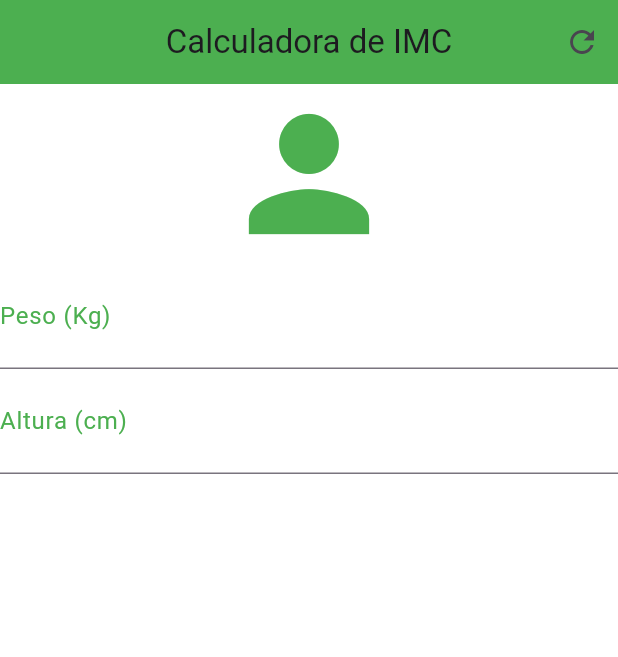
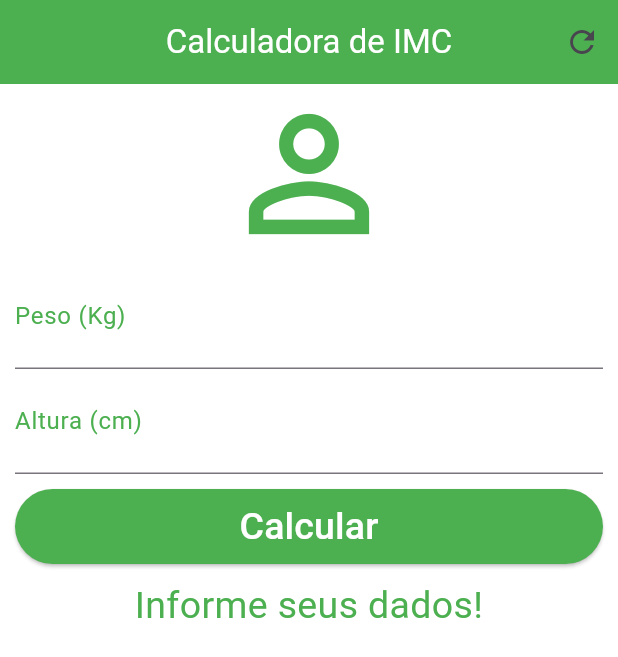
Before and after one commit to PedroM-Guerra/calculadora_imc, a Flutter app: the screen it shows after launch, on a phone screen of 412 x 824 dp. Shown: the top 657 px of the screen. Run offline on Flutter 3.47's test engine with Material 3 defaults, Android fonts, the phone set to English and light mode, and no system bars.

Commit message:
Terminando o app

```diff
--- a/lib/main.dart
+++ b/lib/main.dart
@@ -1,7 +1,8 @@
 import 'package:flutter/material.dart';
 
 void main() {
-  runApp(MaterialApp(
+  runApp(const MaterialApp(
+    debugShowCheckedModeBanner: false,
     home: Home(),
   ));
 }
@@ -14,50 +15,142 @@ class Home extends StatefulWidget {
 }
 
 class _HomeState extends State<Home> {
+  TextEditingController weightController = TextEditingController();
+  TextEditingController heightController = TextEditingController();
+
+  GlobalKey<FormState> _formKey = GlobalKey<FormState>();
+
+  String _infoText = "Informe seus dados!";
+
+  void _resetFields() {
+    weightController.text = "";
+    heightController.text = "";
+    setState(() {
+      _infoText = "Informe seus dados!";
+      _formKey = GlobalKey<FormState>();
+    });
+  }
+
+  void _calculate() {
+    setState(() {
+      double weight = double.parse(weightController.text);
+      double height = double.parse(heightController.text) / 100;
+      double imc = weight / (height * height);
+      print(imc);
+      if (imc < 18.6) {
+        _infoText = "Abaixo do Peso (${imc.toStringAsPrecision(3)})";
+      } else if (imc >= 18.6 && imc < 24.9) {
+        _infoText = "Peso Ideal (${imc.toStringAsPrecision(3)})";
+      } else if (imc >= 24.9 && imc < 29.9) {
+        _infoText = "Levemente Acima do Peso (${imc.toStringAsPrecision(3)})";
+      } else if (imc >= 29.9 && imc < 34.9) {
+        _infoText = "Obesidade Grau I (${imc.toStringAsPrecision(3)})";
+      } else if (imc >= 34.9 && imc < 39.9) {
+        _infoText = "Obesidade Grau II (${imc.toStringAsPrecision(3)})";
+      } else if (imc >= 40.0) {
+        _infoText = "Obesidade Grau III (${imc.toStringAsPrecision(3)})";
+      }
+    });
+  }
+
   @override
   Widget build(BuildContext context) {
     return Scaffold(
       appBar: AppBar(
-        title: Text("Calculadora de IMC"),
+        title: const Text(
+          "Calculadora de IMC",
+          style: TextStyle(color: Colors.white),
+        ),
         centerTitle: true,
         backgroundColor: Colors.green,
-        actions: [IconButton(onPressed: () {}, icon: Icon(Icons.refresh))],
+        actions: [
+          IconButton(
+            onPressed: _resetFields,
+            icon: const Icon(Icons.refresh),
+          )
+        ],
       ),
       backgroundColor: Colors.white,
-      body: Column(
+      body: SingleChildScrollView(
+        padding: const EdgeInsets.fromLTRB(10.0, 0.0, 10.0, 0.0),
+        child: Form(
+          key: _formKey,
+          child: Column(
             crossAxisAlignment: CrossAxisAlignment.stretch,
-        children: [
-          Icon(
-            Icons.person,
+            children: <Widget>[
+              const Icon(
+                Icons.person_outline,
                 size: 120.0,
                 color: Colors.green,
               ),
-          TextField(
+              TextFormField(
                 keyboardType: TextInputType.number,
-            decoration: InputDecoration(
+                decoration: const InputDecoration(
                   labelText: "Peso (Kg)",
                   labelStyle: TextStyle(color: Colors.green),
                 ),
                 textAlign: TextAlign.center,
-            style: TextStyle(
+                style: const TextStyle(
                   color: Colors.green,
                   fontSize: 25.0,
                 ),
+                controller: weightController,
+                validator: (value) {
+                  if (value!.isEmpty) {
+                    return "Insira seu Peso!";
+                  }
+                },
               ),
-          TextField(
+              TextFormField(
                 keyboardType: TextInputType.number,
-            decoration: InputDecoration(
+                decoration: const InputDecoration(
                   labelText: "Altura (cm)",
                   labelStyle: TextStyle(color: Colors.green),
                 ),
                 textAlign: TextAlign.center,
-            style: TextStyle(
+                style: const TextStyle(
                   color: Colors.green,
                   fontSize: 25.0,
                 ),
+                controller: heightController,
+                validator: (value) {
+                  if (value!.isEmpty) {
+                    return "Insira sua Altura!";
+                  }
+                },
               ),
-          //RaisedButtom
+              Padding(
+                padding: const EdgeInsets.only(top: 10.0, bottom: 10.0),
+                child: SizedBox(
+                  height: 50.0,
+                  child: ElevatedButton(
+                    onPressed: () {
+                      if (_formKey.currentState!.validate()) {
+                        _calculate();
+                      }
+                    },
+                    style: const ButtonStyle(
+                        backgroundColor:
+                            WidgetStatePropertyAll<Color>(Colors.green)),
+                    child: const Text("Calcular",
+                        style: TextStyle(
+                          color: Colors.white,
+                          fontSize: 25.0,
+                        )),
+                  ),
+                ),
+              ),
+              Text(
+                _infoText,
+                textAlign: TextAlign.center,
+                style: const TextStyle(
+                  color: Colors.green,
+                  fontSize: 25.0,
+                ),
+              )
             ],
+          ),
+        ),
       ),
     );
   }
```
Lines whose indentation alone changed are shown as unchanged.
